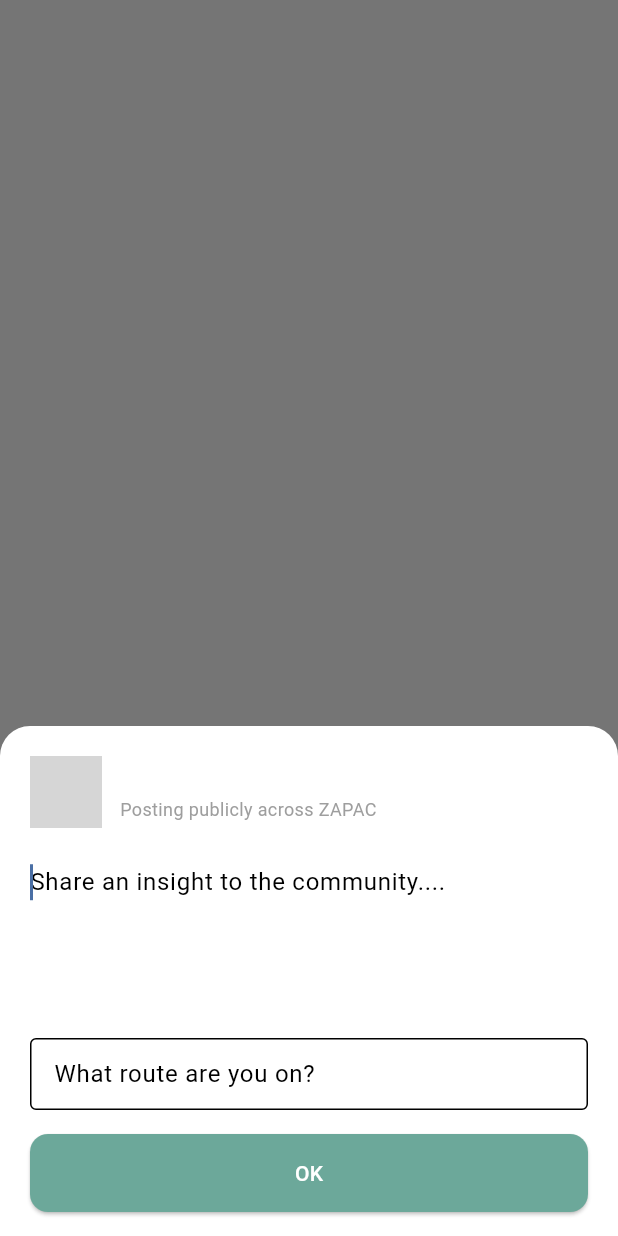
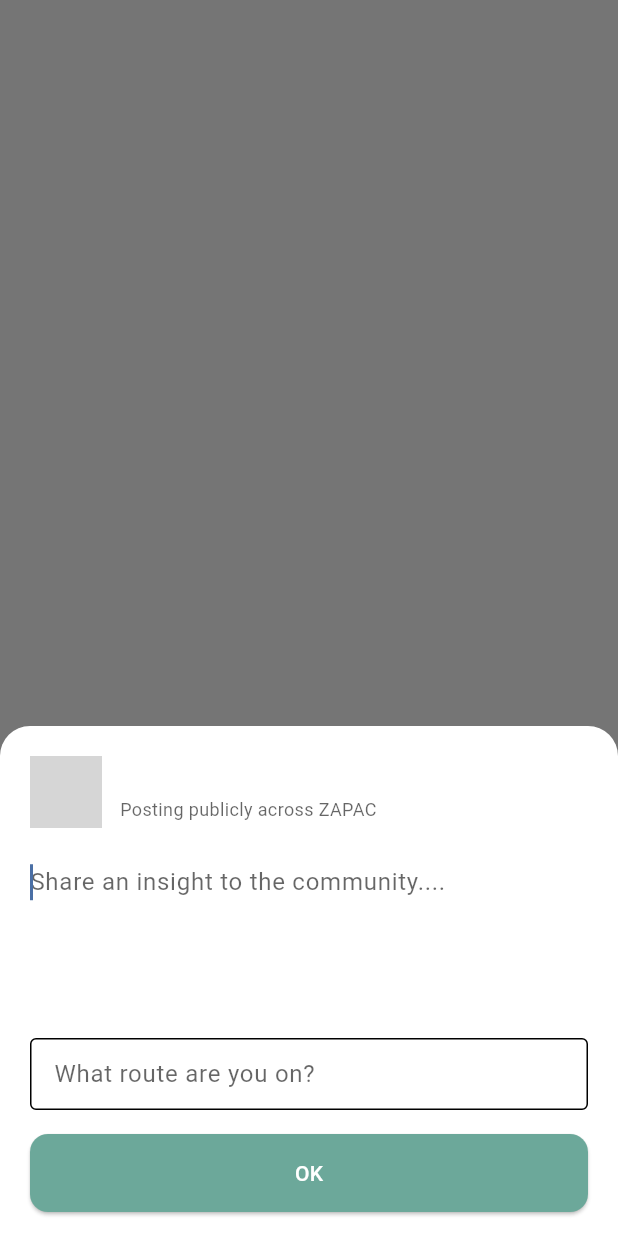
Before and after one commit to charissejamien/Zapac, a Flutter app: what showAddInsightModal() shows on an empty page, opened directly with empty values, on a phone screen of 412 x 824 dp. Run offline on Flutter 3.47's test engine with Material 3 defaults, Android fonts, the phone set to English and light mode, and no system bars; our stand-ins replace cloud_firestore, firebase_core, geolocator, google_maps_flutter, image_picker, shared_preferences; missing offline and left inert: flutter_polyline_points; accounts and stored records are empty; network calls fail; grey boxes are pictures that could not be loaded.

Commit message:
modified ui for dark mode

```diff
--- /dev/null
+++ b/devtools_options.yaml
@@ -0,0 +1,3 @@
+description: This file stores settings for Dart & Flutter DevTools.
+documentation: https://docs.flutter.dev/tools/devtools/extensions#configure-extension-enablement-states
+extensions:
--- a/lib/add_insight_modal.dart
+++ b/lib/add_insight_modal.dart
@@ -15,7 +15,7 @@ void showAddInsightModal({
   showModalBottomSheet(
     context: context,
     isScrollControlled: true,
-    backgroundColor: Colors.white,
+    backgroundColor: Theme.of(context).scaffoldBackgroundColor,
     shape: const RoundedRectangleBorder(
       borderRadius: BorderRadius.vertical(top: Radius.circular(20)),
     ),
@@ -45,14 +45,18 @@ void showAddInsightModal({
                   children: [
                     Text(
                       user.firstName, // or user.fullName
-                      style: const TextStyle(
+                      style: TextStyle(
                         fontWeight: FontWeight.bold,
                         fontSize: 16,
+                        color: Theme.of(context).textTheme.bodyLarge?.color,
                       ),
                     ),
-                    const Text(
+                    Text(
                       'Posting publicly across ZAPAC',
-                      style: TextStyle(color: Colors.grey, fontSize: 12),
+                      style: TextStyle(
+                        color: Theme.of(context).textTheme.bodyLarge?.color?.withOpacity(0.6),
+                        fontSize: 12,
+                      ),
                     ),
                   ],
                 ),
@@ -62,23 +66,27 @@ void showAddInsightModal({
             TextField(
               controller: insightController,
               autofocus: true,
-              decoration: const InputDecoration(
+              decoration: InputDecoration(
                 hintText: 'Share an insight to the community....',
+                hintStyle: TextStyle(color: Theme.of(context).hintColor),
                 border: InputBorder.none,
               ),
+              style: TextStyle(color: Theme.of(context).textTheme.bodyLarge?.color),
               maxLines: 4,
             ),
             const SizedBox(height: 12),
             TextField(
               controller: routeController,
-              decoration: const InputDecoration(
+              decoration: InputDecoration(
                 hintText: 'What route are you on?',
+                hintStyle: TextStyle(color: Theme.of(context).hintColor),
                 border: OutlineInputBorder(),
-                contentPadding: EdgeInsets.symmetric(
+                contentPadding: const EdgeInsets.symmetric(
                   horizontal: 12,
                   vertical: 10,
                 ),
               ),
+              style: TextStyle(color: Theme.of(context).textTheme.bodyLarge?.color),
             ),
             const SizedBox(height: 16),
             SizedBox(
--- a/lib/floating_button.dart
+++ b/lib/floating_button.dart
@@ -19,7 +19,9 @@ class FloatingButton extends StatelessWidget {
       onPressed: isCommunityInsightExpanded
           ? onAddInsightPressed
           : onMyLocationPressed,
-      backgroundColor: const Color(0xFF6CA89A),
+      backgroundColor: Theme.of(context).brightness == Brightness.dark
+          ? const Color(0xFF4E7D71)
+          : const Color(0xFF6CA89A),
       heroTag: isCommunityInsightExpanded ? 'addInsightBtn' : 'myLocationBtn',
       child: Icon(
         isCommunityInsightExpanded ? Icons.add : Icons.my_location,
```
Also changed, not shown: lib/commenting_section.dart (+3 -4 lines), lib/profile_page.dart (+63 -16 lines).
